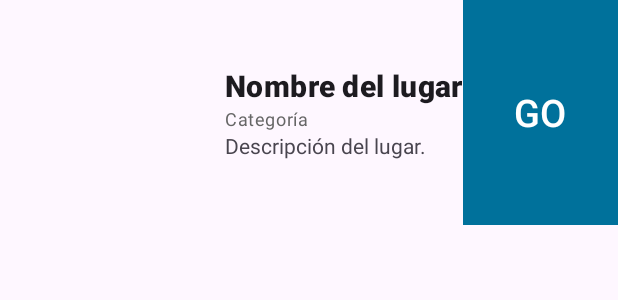
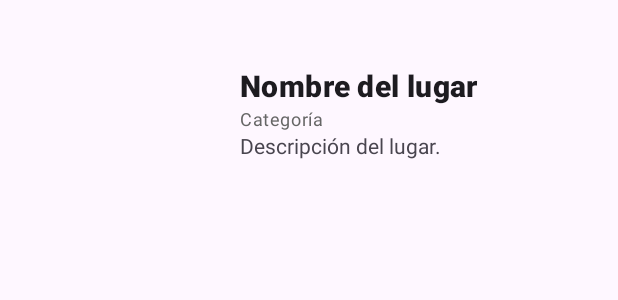
Before and after one commit to mikeegivieer/places, an Android app: the layout place_to_go.xml on its own in the app's theme, with its tools: preview values and no code run, on a phone screen of 412 x 824 dp. Shown: the top 300 px of the screen. Run offline under Robolectric (Android 15) with nearby library versions, the phone set to English and light mode, and no system bars.

Commit message:
Fix: Places list was fixed

```diff
--- a/app/src/main/res/layout/place_to_go.xml
+++ b/app/src/main/res/layout/place_to_go.xml
@@ -13,6 +13,8 @@
         android:layout_width="wrap_content"
         android:orientation="vertical"
         android:layout_gravity="center_vertical"
+        android:layout_marginLeft="10dp"
+        android:layout_marginRight="10dp"
         android:layout_height="wrap_content">
 
         <TextView
@@ -44,21 +46,7 @@
 
     </LinearLayout>
 
-    <LinearLayout
-        android:layout_width="match_parent"
-        android:background="@color/blue"
-        android:gravity="center"
-        android:layout_height="match_parent">
-        <TextView
-            android:layout_width="wrap_content"
-            android:layout_height="wrap_content"
-            android:text="GO"
-            android:textAppearance="?attr/textAppearanceHeadline6"
-            android:textSize="25dp"
-            android:textColor="@color/white"
-            />
 
-    </LinearLayout>
 
 
 </LinearLayout>
```
Also changed, not shown: app/src/main/java/com/dutisoft/places/MapFragment.kt (+29 -24 lines).
